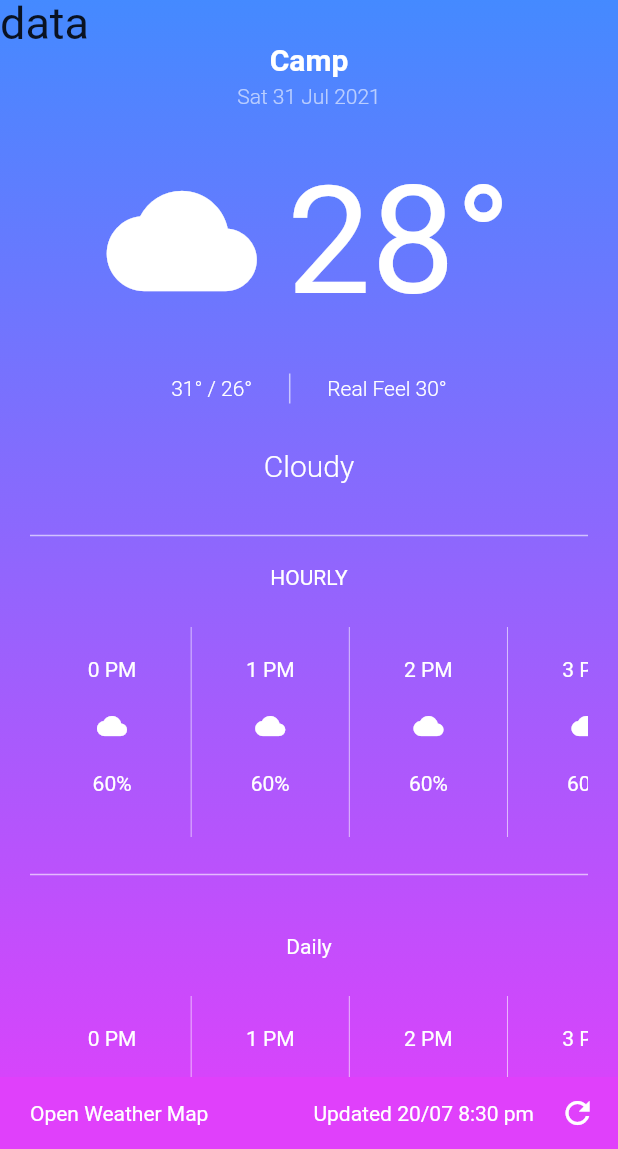
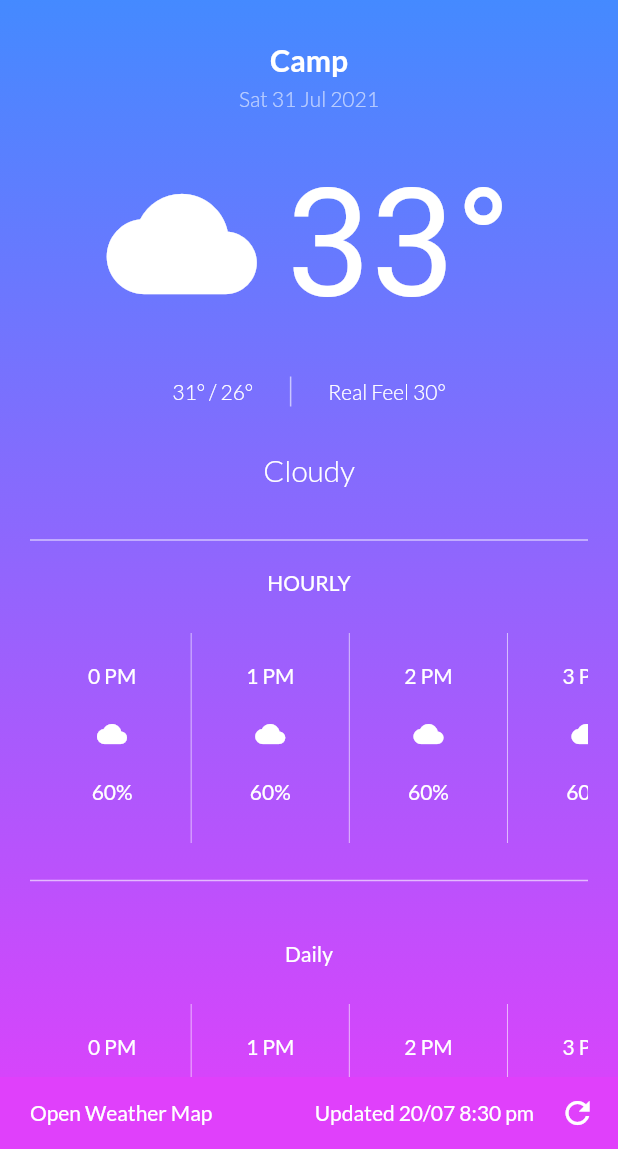
Before and after one commit to HKAY1/Awesome-Weather, a Flutter app: the screen it shows after launch, after a tap on the "search" icon, on a phone screen of 412 x 824 dp, the part 87-1236 px from its top. Run offline on Flutter 3.47's test engine with Material 2 defaults, Android fonts, the phone set to English and light mode, and no system bars; our stand-ins replace audioplayers, google_fonts.

Commit message:
added google fonts

```diff
--- a/lib/UI/currentWeather.dart
+++ b/lib/UI/currentWeather.dart
@@ -1,4 +1,5 @@
 import 'package:flutter/material.dart';
+import 'package:google_fonts/google_fonts.dart';
 
 class CurrentWeather extends StatefulWidget {
   CurrentWeather({Key? key}) : super(key: key);
@@ -38,11 +39,9 @@ class _CurrentWeatherState extends State<CurrentWeather> {
                 ),
                 SizedBox(width: 20),
                 Text(
-                  '28\u00B0',
-                  style: TextStyle(
-                    color: Colors.white,
-                    fontSize: 100,
-                  ),
+                  '33\u00B0',
+                  style: GoogleFonts.roboto(
+                      textStyle: TextStyle(fontSize: 100, color: Colors.white)),
                 ),
               ],
             ),
--- a/lib/homepage.dart
+++ b/lib/homepage.dart
@@ -1,5 +1,6 @@
 import 'dart:ui';
 
+import 'package:audioplayers/audioplayers.dart';
 import 'package:awesomeweather/UI/Details.dart';
 import 'package:awesomeweather/UI/currentWeather.dart';
 import 'package:awesomeweather/UI/dailyForcast.dart';
@@ -14,6 +15,7 @@ class MyHomePage extends StatefulWidget {
 }
 
 class _MyHomePageState extends State<MyHomePage> {
+  //static AudioCache player = AudioCache(prefix: 'assets/audio/');
   @override
   Widget build(BuildContext context) {
     return Scaffold(
@@ -29,7 +31,10 @@ class _MyHomePageState extends State<MyHomePage> {
               focusColor: Colors.transparent,
               splashColor: Colors.blue[200],
               hoverColor: Colors.transparent,
-              onPressed: () => print('object'),
+              onPressed: () {
+                final player = AudioCache(prefix: 'assests/audio');
+                player.loop('heavy-rain.mp3');
+              },
               icon: Icon(Icons.search_rounded),
             ),
           )
@@ -70,10 +75,6 @@ class _MyHomePageState extends State<MyHomePage> {
       body: Stack(
         children: [
           Container(
-            child: Text(
-              'data',
-              style: TextStyle(fontSize: 30),
-            ),
             height: double.infinity,
             width: double.infinity,
             decoration: BoxDecoration(
--- a/lib/main.dart
+++ b/lib/main.dart
@@ -1,4 +1,5 @@
 import 'package:flutter/material.dart';
+import 'package:google_fonts/google_fonts.dart';
 
 import 'homepage.dart';
 
@@ -20,6 +21,8 @@ class _MyAppState extends State<MyApp> {
         title: 'Awesome Weather',
         home: MyHomePage(),
         debugShowCheckedModeBanner: false,
-        theme: ThemeData(primarySwatch: Colors.blue));
+        theme: ThemeData(
+            primarySwatch: Colors.blue,
+            textTheme: GoogleFonts.latoTextTheme(Theme.of(context).textTheme)));
   }
 }
```
Also changed, not shown: pubspec.yaml (+4 -4 lines), pubspec.lock, 2 other files.
